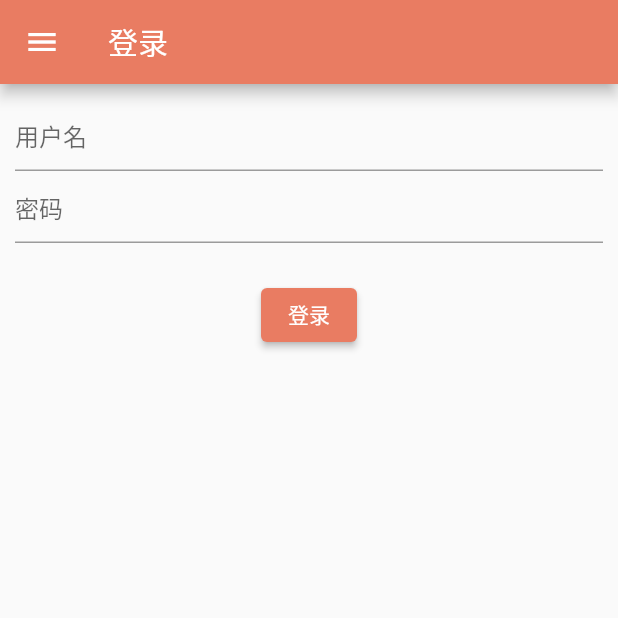
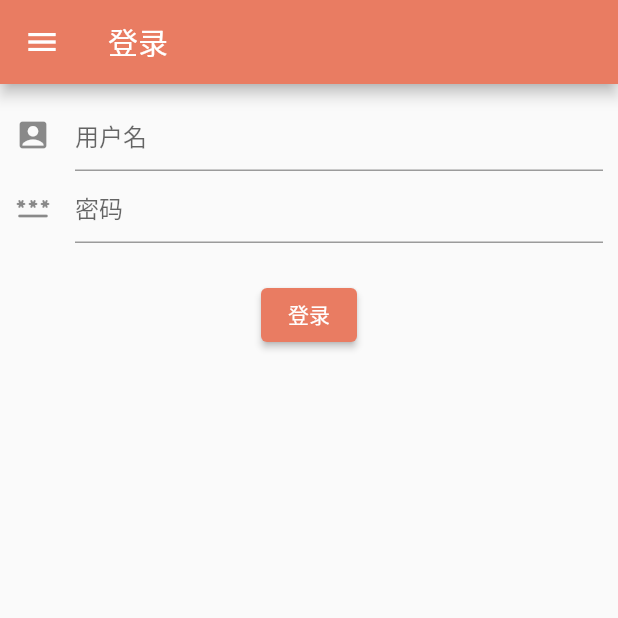
Before and after one commit to wukgdu/bdwm_viewer, a Flutter app: the screen it shows after launch, after a tap on the "account circle" icon, on a phone screen of 412 x 824 dp, the top half of it. Run offline on Flutter 3.47's test engine with Material 2 defaults, Android fonts, the phone set to English and light mode, and no system bars; our stand-ins replace flutter_widget_from_html_core; network calls fail.

Commit message:
small change

```diff
--- a/lib/main.dart
+++ b/lib/main.dart
@@ -114,7 +114,7 @@ class _MainPageState extends State<MainPage> {
   Widget build(BuildContext context) {
     debugPrint("** main rebuild");
     return MaterialApp(
-      title: 'BDWMViewer',
+      title: 'OBViewer',
       theme: ThemeData(
         // #e97c62
         // colorScheme: const ColorScheme.light().copyWith(primary: Colors.orangeAccent),
--- a/lib/views/login.dart
+++ b/lib/views/login.dart
@@ -31,12 +31,14 @@ class _LoginPageState extends State<LoginPage> {
           children: [
             TextFormField(
               decoration: const InputDecoration(
+                icon: Icon(Icons.account_box_rounded),
                 hintText: '用户名',
               ),
               controller: usernameValue,
             ),
             TextFormField(
               decoration: const InputDecoration(
+                icon: Icon(Icons.password_rounded),
                 hintText: '密码',
               ),
               obscureText: true,
--- a/lib/views/top10.dart
+++ b/lib/views/top10.dart
@@ -137,7 +137,9 @@ class _TopHomePageState extends State<TopHomePage> {
                 }).toList()
               else if (!(homeInfo.top10Info == null) && homeInfo.top10Info!.length == 1)
                 ListTile(
+                  // title: Text("全站十大", style: _titleFont),
                   title: Text(homeInfo.top10Info![0].title),
+                  // isThreeLine: true,
                   trailing: IconButton(
                     icon: Icon(Icons.login),
                     onPressed: () { Navigator.pushReplacementNamed(context, '/login', arguments: {'needBack': false}); },
```
